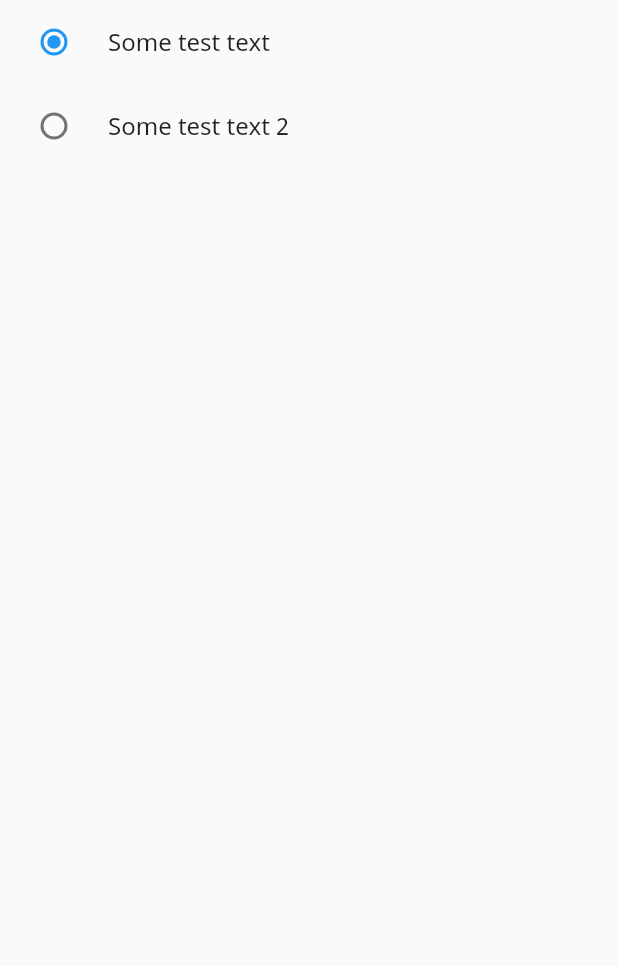
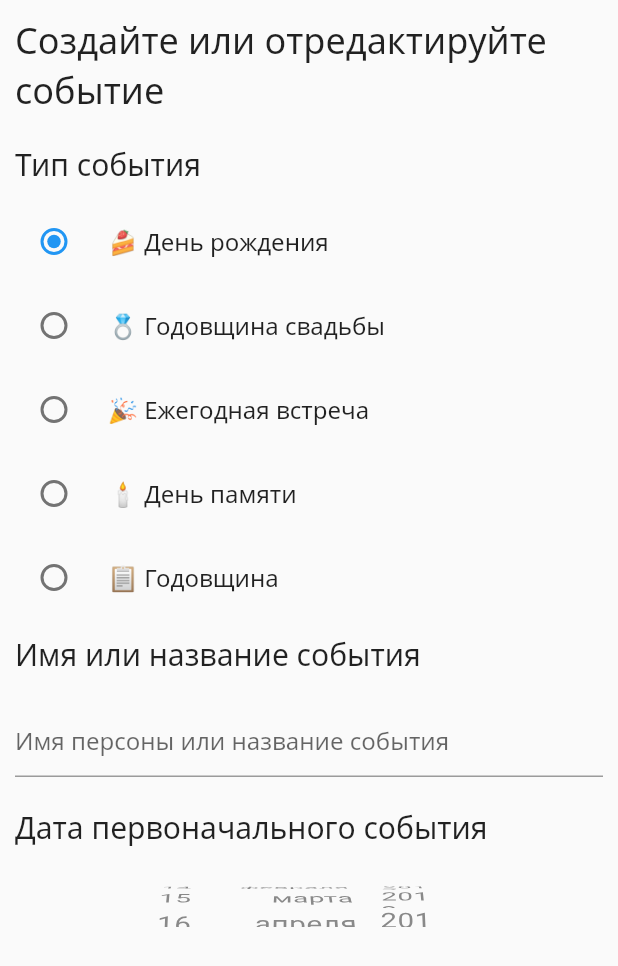
Before and after one commit to zalhonan/bday-app, a Flutter app: the AddEvent widget shown alone on an empty page, opened directly, on a phone screen of 412 x 824 dp. Shown: the top 966 px of the screen. Run offline on Flutter 3.47's test engine with Material 2 defaults, Android fonts, the phone set to English and light mode, and no system bars; our stand-ins replace font_awesome_flutter, get; missing offline and left inert: random_color.

Commit message:
add event layout

```diff
--- a/lib/main.dart
+++ b/lib/main.dart
@@ -1,6 +1,8 @@
 import 'package:flutter/material.dart';
 import './screens/main_page.dart';
 import 'package:get/get.dart';
+
+import 'package:flutter_localizations/flutter_localizations.dart';
 
 void main() {
   runApp(MyApp());
@@ -12,6 +14,15 @@ class MyApp extends StatelessWidget {
   @override
   Widget build(BuildContext context) {
     return GetMaterialApp(
+      localizationsDelegates: [
+        GlobalMaterialLocalizations.delegate,
+        GlobalCupertinoLocalizations.delegate,
+      ],
+      supportedLocales: [
+        const Locale('ru'),
+        const Locale('en'),
+      ],
+      locale: Locale.fromSubtags(languageCode: 'ru'),
       debugShowCheckedModeBanner: false,
       title: 'Events reminder & cards',
       theme: ThemeData(
--- a/lib/screens/add_event.dart
+++ b/lib/screens/add_event.dart
@@ -1,7 +1,11 @@
+import 'package:flutter/cupertino.dart';
 import 'package:flutter/material.dart';
 import 'package:get/get.dart';
 
-import '../controllers/add_event_controller.dart';
+import '../services/constants.dart';
+import '../widgets/event_chosing_title.dart';
+import '../widgets/keyboard_wise_scroller.dart';
+import '../controllers/events_storage.dart';
 
 void addEvent(BuildContext context) {
   showModalBottomSheet(
@@ -12,37 +16,168 @@ void addEvent(BuildContext context) {
       });
 }
 
-class AddEvent extends StatelessWidget {
-  final AddEventC addEventC = Get.put(AddEventC());
+class AddEvent extends StatefulWidget {
+  @override
+  _AddEventState createState() => _AddEventState();
+}
+
+class _AddEventState extends State<AddEvent> {
+  int _kind = 0;
+  String _name = "";
+  List<bool> _reminders = [true, false, false, false, false];
+  bool _yearKnown = true;
+  DateTime _initialDate = DateTime.now();
+  DateTime _reminderTime = DateTime.now();
 
   @override
   Widget build(BuildContext context) {
-    return Obx(() {
-      return Container(
-        height: MediaQuery.of(context).size.height / 4 * 3,
+    return Container(
+      height: Get.height / 4 * 3,
+      child: KeyboardWiseScroller(
         child: Column(
+          crossAxisAlignment: CrossAxisAlignment.start,
+          mainAxisAlignment: MainAxisAlignment.start,
           children: [
-            RadioListTile<int>(
-              title: const Text('Some test text'),
-              value: 0,
-              groupValue: addEventC.eventKind.value,
+            // * заголовок
+            Container(
+              padding: EdgeInsets.all(10),
+              child: Text(
+                "Создайте или отредактируйте событие",
+                style: TextStyle(
+                  fontSize: kFontSizeHeadline5,
+                ),
+              ),
+            ),
+
+            // * выбор типа события
+            EventChosingTitle(title: "Тип события"),
+
+            Column(
+              crossAxisAlignment: CrossAxisAlignment.start,
+              children: [
+                for (var i = 0; i < 5; i++)
+                  RadioListTile<int>(
+                    title: Text("${kEventEmoji[i]} ${kEventName[i]}"),
+                    value: i,
+                    groupValue: _kind,
+                    onChanged: (value) {
+                      setState(() {
+                        _kind = value ?? 0;
+                      });
+                    },
+                  ),
+              ],
+            ),
+            // * Ввод имени
+            EventChosingTitle(title: "Имя или название события"),
+
+            Container(
+              padding: EdgeInsets.all(10),
+              child: TextFormField(
+                initialValue: _name,
+                decoration: InputDecoration(
+                  hintText: 'Имя персоны или название события',
+                  // labelText: 'Название события',
+                ),
+                onChanged: (value) {
+                  _name = value;
+                },
+              ),
+            ),
+
+            // * Дата события + известен ли год
+            EventChosingTitle(title: "Дата первоначального события"),
+
+            Container(
+              height: 200,
+              width: Get.width,
+              margin:
+                  EdgeInsets.fromLTRB(Get.width * 0.25, 0, Get.width * 0.25, 0),
+              child: CupertinoDatePicker(
+                mode: CupertinoDatePickerMode.date,
+                use24hFormat: true,
+                initialDateTime: DateTime.now(),
+                onDateTimeChanged: (DateTime startDate) {
+                  setState(() {
+                    _initialDate = startDate;
+                  });
+                },
+              ),
+            ),
+
+            CheckboxListTile(
+              title: Text("Год события известен"),
+              controlAffinity: ListTileControlAffinity.leading,
+              value: _yearKnown,
               onChanged: (value) {
-                addEventC.selectKind(value ?? 0);
-                print(value);
+                setState(() {
+                  _yearKnown = value ?? true;
+                });
               },
             ),
-            RadioListTile<int>(
-              title: const Text('Some test text 2'),
-              value: 1,
-              groupValue: addEventC.eventKind.value,
-              onChanged: (value) {
-                addEventC.selectKind(value ?? 1);
-                print(value);
-              },
+
+            // * выбор дней для напоминаний
+            EventChosingTitle(title: "Дни напоминаний"),
+            Column(
+              crossAxisAlignment: CrossAxisAlignment.start,
+              children: [
+                for (var i = 0; i < 5; i++)
+                  CheckboxListTile(
+                    title: Text("${kReminders[i]}"),
+                    controlAffinity: ListTileControlAffinity.leading,
+                    value: _reminders[i],
+                    onChanged: (value) {
+                      setState(() {
+                        _reminders[i] = value ?? false;
+                      });
+                    },
+                  ),
+              ],
             ),
+            // * выбор времени для напоминаний
+            EventChosingTitle(title: "Время напоминания"),
+
+            Container(
+              height: 200,
+              margin:
+                  EdgeInsets.fromLTRB(Get.width * 0.25, 0, Get.width * 0.25, 0),
+              width: Get.width,
+              child: CupertinoDatePicker(
+                mode: CupertinoDatePickerMode.time,
+                use24hFormat: true,
+                initialDateTime: DateTime.now(),
+                onDateTimeChanged: (DateTime reminderTime) {
+                  setState(() {
+                    _reminderTime = reminderTime;
+                    print(_reminderTime);
+                  });
+                },
+              ),
+            ),
+            Container(
+              padding: EdgeInsets.all(10),
+              child: Row(
+                mainAxisAlignment: MainAxisAlignment.spaceAround,
+                crossAxisAlignment: CrossAxisAlignment.center,
+                children: [
+                  ElevatedButton(
+                    onPressed: () {
+                      print("new event set");
+                    },
+                    child: Text("Добавить событие"),
+                  ),
+                  OutlinedButton(
+                    onPressed: () {
+                      Get.back();
+                    },
+                    child: Text("Отменить"),
+                  ),
+                ],
+              ),
+            )
           ],
         ),
-      );
-    });
+      ),
+    );
   }
 }
--- /dev/null
+++ b/lib/screens/add_event_old.dart
@@ -0,0 +1,48 @@
+import 'package:flutter/material.dart';
+import 'package:get/get.dart';
+
+import '../controllers/add_event_controller_old.dart';
+
+void addEvent(BuildContext context) {
+  showModalBottomSheet(
+      context: context,
+      isScrollControlled: true,
+      builder: (context) {
+        return AddEvent();
+      });
+}
+
+class AddEvent extends StatelessWidget {
+  final AddEventC addEventC = Get.put(AddEventC());
+
+  @override
+  Widget build(BuildContext context) {
+    return Obx(() {
+      return Container(
+        height: MediaQuery.of(context).size.height / 4 * 3,
+        child: Column(
+          children: [
+            RadioListTile<int>(
+              title: const Text('Some test text'),
+              value: 0,
+              groupValue: addEventC.eventKind.value,
+              onChanged: (value) {
+                addEventC.selectKind(value ?? 0);
+                print(value);
+              },
+            ),
+            RadioListTile<int>(
+              title: const Text('Some test text 2'),
+              value: 1,
+              groupValue: addEventC.eventKind.value,
+              onChanged: (value) {
+                addEventC.selectKind(value ?? 1);
+                print(value);
+              },
+            ),
+          ],
+        ),
+      );
+    });
+  }
+}
--- a/lib/services/constants.dart
+++ b/lib/services/constants.dart
@@ -57,3 +57,11 @@ const Map<int, String> kMonthName = {
   11: "Ноября",
   12: "Декабря",
 };
+
+const Map<int, String> kReminders = {
+  0: "В день события",
+  1: "За 1 день",
+  2: "За 3 дня",
+  3: "За неделю",
+  4: "За месяц",
+};
--- /dev/null
+++ b/lib/widgets/event_chosing_title.dart
@@ -0,0 +1,25 @@
+import 'package:flutter/material.dart';
+
+import '../services/constants.dart';
+
+class EventChosingTitle extends StatelessWidget {
+  const EventChosingTitle({
+    Key? key,
+    required this.title,
+  }) : super(key: key);
+
+  final String title;
+
+  @override
+  Widget build(BuildContext context) {
+    return Container(
+      padding: EdgeInsets.all(10),
+      child: Text(
+        title,
+        style: TextStyle(
+          fontSize: kFontSizeHeadline6,
+        ),
+      ),
+    );
+  }
+}
--- /dev/null
+++ b/lib/widgets/keyboard_wise_scroller.dart
@@ -0,0 +1,23 @@
+import 'package:flutter/material.dart';
+
+class KeyboardWiseScroller extends StatelessWidget {
+  final Widget child;
+  const KeyboardWiseScroller({
+    Key? key,
+    required this.child,
+  }) : super(key: key);
+
+  @override
+  Widget build(BuildContext context) {
+    return Scrollbar(
+      child: CustomScrollView(
+        slivers: [
+          SliverFillRemaining(
+            hasScrollBody: false,
+            child: child,
+          ),
+        ],
+      ),
+    );
+  }
+}
--- a/pubspec.yaml
+++ b/pubspec.yaml
@@ -9,6 +9,8 @@ environment:
 
 dependencies:
   flutter:
+    sdk: flutter
+  flutter_localizations:
     sdk: flutter
   cupertino_icons: ^1.0.2
   font_awesome_flutter: ^9.1.0
```
Also changed, not shown: lib/controllers/add_event_controller_old.dart (renamed from lib/controllers/add_event_controller.dart), pubspec.lock.
